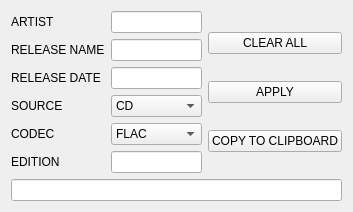
Before: the Qt Designer form mainwindow.ui in TheCountOfPeru/qtAlbum2Folder, drawn with Qt 5.
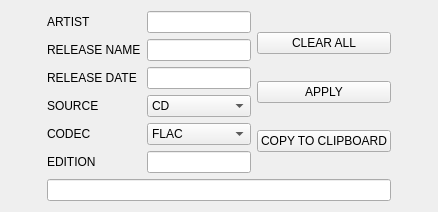
After: the same form once the commit is applied.

Commit message: Cleaned up comments. Adjusted the default ui size

The edit to the form file:
```diff
--- a/mainwindow.ui
+++ b/mainwindow.ui
@@ -6,7 +6,7 @@
    <rect>
     <x>0</x>
     <y>0</y>
-    <width>301</width>
+    <width>438</width>
     <height>210</height>
    </rect>
   </property>
```
The commit also changes 1 other file.
